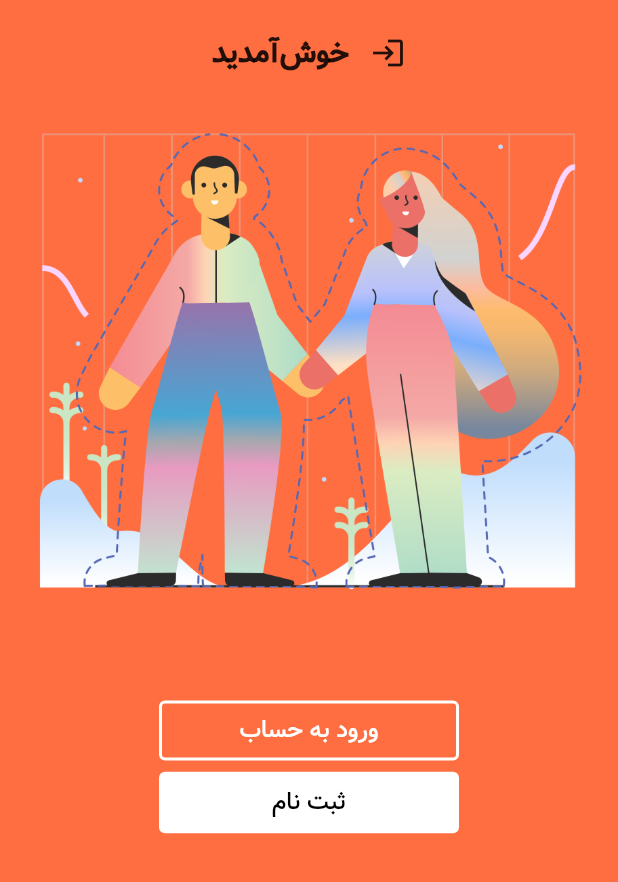
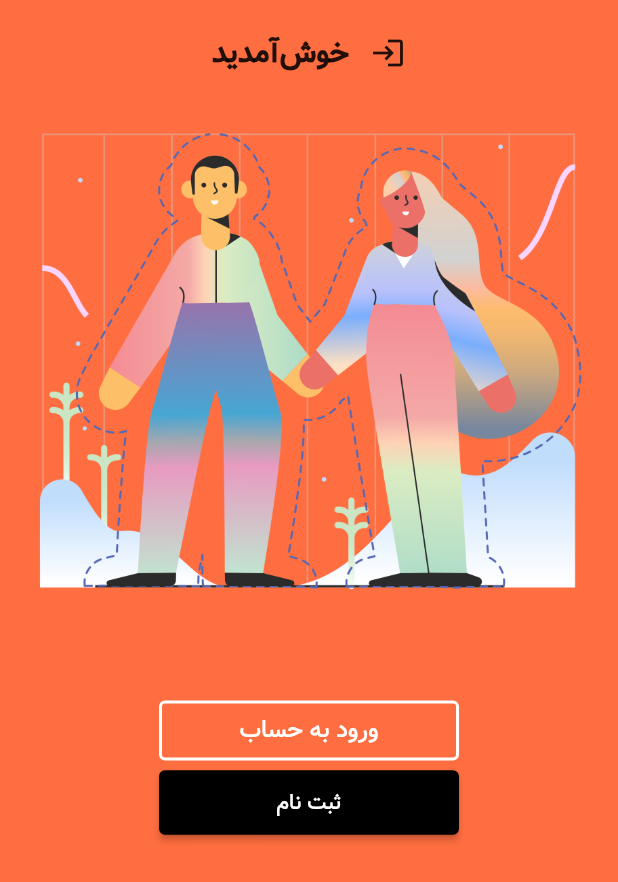
Before and after one commit to amirahmadadibi/flutter_blog_project, a Flutter app: the screen it shows after launch, on a phone screen of 412 x 824 dp. Shown: the top 882 px of the screen. Run offline on Flutter 3.47's test engine with Material 2 defaults, Android fonts, the light colour scheme and no system bars.

Commit message:
week5 E16-elevated button and elevation

```diff
--- a/lib/main.dart
+++ b/lib/main.dart
@@ -60,17 +60,11 @@ class HomeScreen extends StatelessWidget {
                   style: TextStyle(fontSize: 16),
                 ),
               ),
-              TextButton(
-                style: TextButton.styleFrom(
-                  primary: Colors.black,
-                  backgroundColor: Colors.white,
-                  minimumSize: Size(200.0, 40.0),
-                ),
+              ElevatedButton(
                 onPressed: () {},
-                child: Text(
-                  'ثبت نام',
-                  style: TextStyle(fontSize: 16),
-                ),
+                child: Text('ثبت نام'),
+                style: ElevatedButton.styleFrom(
+                    primary: Colors.black, minimumSize: Size(200.0, 43.0)),
               )
             ],
           ),
```
